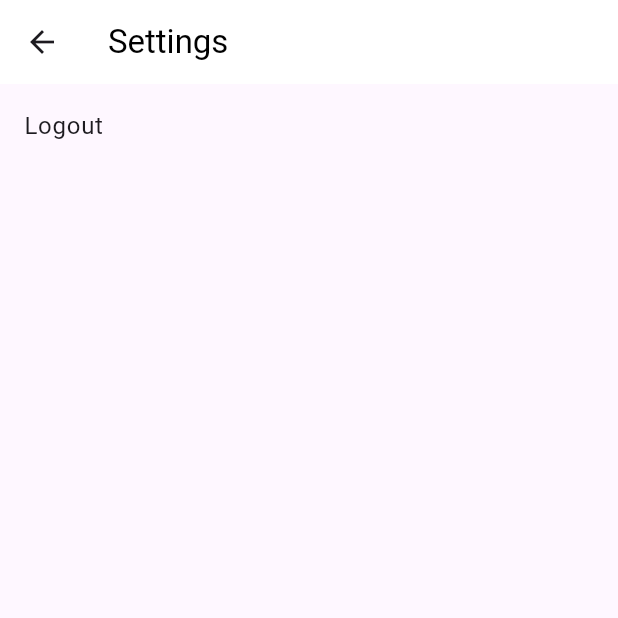
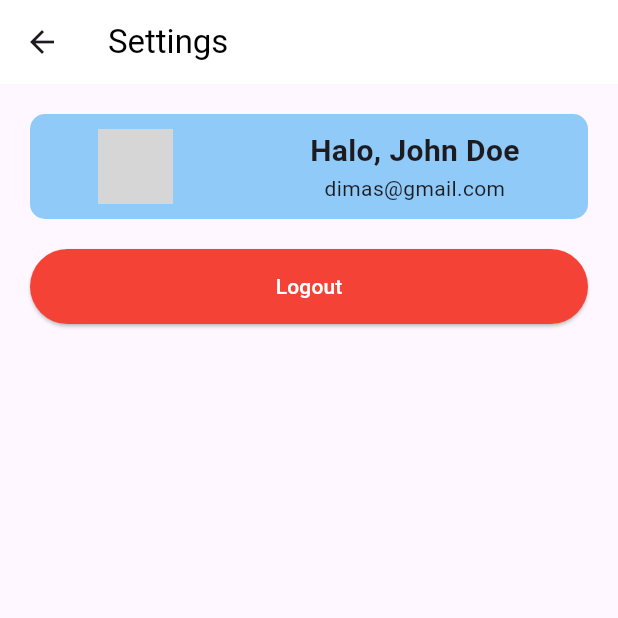
Before and after one commit to DimzsArdiminda/flutter-node, a Flutter app: the screen it shows after launch, after a tap on the "settings" icon, on a phone screen of 412 x 824 dp, the top half of it. Run offline on Flutter 3.47's test engine with Material 3 defaults, Android fonts, the phone set to English and light mode, and no system bars; our stand-ins replace carousel_slider, shared_preferences; network calls fail; grey boxes are pictures that could not be loaded.

Commit message:
feat: order  &  logout

```diff
--- a/FrontEnd/lib/main/components/home/home.dart
+++ b/FrontEnd/lib/main/components/home/home.dart
@@ -11,7 +11,13 @@ class MyWidget extends StatefulWidget {
 }
 
 class _MyWidgetState extends State<MyWidget> {
-  List<Map<String, dynamic>> dataDummy = dataDummymakanan();
+  List<Map<String, dynamic>> dataDummy = [];
+
+  @override
+  void initState() {
+    super.initState();
+    dataDummy = dataDummymakanan();
+  }
 
   String getTimer() {
     if (DateTime.now().hour < 12) {
--- a/FrontEnd/lib/main/components/order/form.dart
+++ b/FrontEnd/lib/main/components/order/form.dart
@@ -3,21 +3,24 @@ import 'package:flutter/material.dart';
 class FormOrder extends StatelessWidget {
   final String textLabel;
   final TextEditingController namaMakanan;
+  final String tipe;
 
   const FormOrder({
     super.key,
     required this.textLabel,
     required this.namaMakanan,
+    required this.tipe,
   });
 
 
   @override
   Widget build(BuildContext context) {
     return TextField(
+      keyboardType: tipe == 'number' ? TextInputType.number : TextInputType.text,
       controller: namaMakanan,
       decoration: InputDecoration(
         // hintText: "Nama Makanan",
-        labelText: "Nama Makanan",
+        labelText: textLabel,
         border: OutlineInputBorder(
           borderRadius: BorderRadius.circular(10),
         ),
--- a/FrontEnd/lib/main/components/order/order.dart
+++ b/FrontEnd/lib/main/components/order/order.dart
@@ -1,3 +1,4 @@
+import 'package:crud_basic/auth/loginPage/components/button.dart';
 import 'package:crud_basic/main/components/order/form.dart';
 import 'package:flutter/material.dart';
 
@@ -17,6 +18,7 @@ class _OrderPageState extends State<OrderPage> {
   void pesanMakanan() {
     print("Nama Makanan: ${namaMakanan.text}");
     print("Jumlah: ${jumlah.text}");
+    print("Alamat: ${alamat.text}");
   }
 
   @override
@@ -66,22 +68,26 @@ class _OrderPageState extends State<OrderPage> {
                   children: [
                     FormOrder(
                       textLabel : "Nama Makanan",
-                      namaMakanan: namaMakanan
+                      namaMakanan: namaMakanan,
+                      tipe: "text"
                     ),
                     SizedBox(height: 20,),
                     FormOrder(
                       textLabel : "Jumlah",
-                      namaMakanan: jumlah
-                    ),
-                    FormOrder(
-                      textLabel : "Jumlah",
-                      namaMakanan: alamat
+                      namaMakanan: jumlah,
+                      tipe: "number",
                     ),
                     SizedBox(height: 20,),
-                    ElevatedButton(
-                      onPressed: () => pesanMakanan(),
-                      child: Text("Pesan"),
+                    FormOrder(
+                      textLabel : "alamat",
+                      namaMakanan: alamat,
+                      tipe: "text",
                     ),
+                    SizedBox(height: 20,),
+                    ButtonWidget(
+                      title: "Order",
+                      onClick: pesanMakanan
+                    )
                   ],
                 ),
               ),
--- a/FrontEnd/lib/settings/settings.dart
+++ b/FrontEnd/lib/settings/settings.dart
@@ -8,6 +8,55 @@ class Settings extends StatefulWidget {
 }
 
 class _SettingsState extends State<Settings> {
+
+
+  logout() {
+    print("Logout");
+  }
+
+  // alert logout
+  alertLogout() {
+    return showDialog(
+      context: context,
+      builder: (BuildContext context) {
+        return AlertDialog(
+          title: const Text("Keluar"),
+          content: const Text("Apakah anda yakin ingin Keluar?"),
+          actions: [
+            TextButton(
+              onPressed: () {
+                Navigator.of(context).pop();
+              },
+              child: const Text("Tidak",
+              style: TextStyle(
+                color: Colors.red,
+                )
+              ),
+            ),
+            TextButton(
+              onPressed: () => logout(),
+              child: const Text("Ya",
+              style: TextStyle(
+                color: Colors.blue,
+                )
+              ),
+            ),
+          ],
+        );
+      },
+    );
+  }
+
+  List<Map<String, String>> getDataUser() {
+    var data = [
+      {
+        "name": "John Doe",
+        "email": "dimas@gmail.com",
+      }
+    ];
+    return data;
+  }
+
   @override
   Widget build(BuildContext context) {
     return Scaffold(
@@ -20,18 +69,59 @@ class _SettingsState extends State<Settings> {
           ),
         ),
       ),
-      body: ListView(
-        children: [
-          ListTile(
-            title: const Text('Logout'),
-            onTap: () {
-              // shared preferences
-              // final SharedPreferences cekLogin = SharedPreferences.getInstance() as SharedPreferences;
-              // cekLogin.setBool('statusLogin', false);
-              // checkStatusLogin();
-            },
-          ),
-        ],
+      body: Container(
+        margin: EdgeInsets.all(20),
+        child: ListView(
+          children: [
+
+            // sapaan
+            Container(
+              padding: EdgeInsets.only( top: 10, bottom: 10),
+              decoration: BoxDecoration(
+                color: Colors.blue[200],
+                borderRadius: BorderRadius.circular(10),
+              ),
+              child: Row(
+                mainAxisAlignment: MainAxisAlignment.spaceAround,
+                // mainAxisSize: MainAxisSize.max,
+                children: [
+                    Image.asset(
+                          'public/image/broke.jpg',
+                          width: 50,
+                          height: 50,
+                        ),
+                    Column(
+                      children: [
+                        Text(
+                      "Halo, ${getDataUser()[0]['name']}",
+                      style: const TextStyle(
+                        fontSize: 20,
+                        fontWeight: FontWeight.bold,
+                      ),
+                    ),
+                      Text(
+                        "${getDataUser()[0]['email']}",
+                      ),
+                      ],
+                  )
+                ],
+              ),
+            ),
+
+            // button
+            SizedBox(height: 20,),
+            ElevatedButton(
+              style: ElevatedButton.styleFrom(
+                foregroundColor: Colors.white,
+                backgroundColor: Colors.red,
+                minimumSize: Size(200, 50),
+              ),
+              onPressed: () => alertLogout(),
+              child: const Text('Logout'),
+            ),
+
+          ],
+        ),
       ),
     );
   }
```
